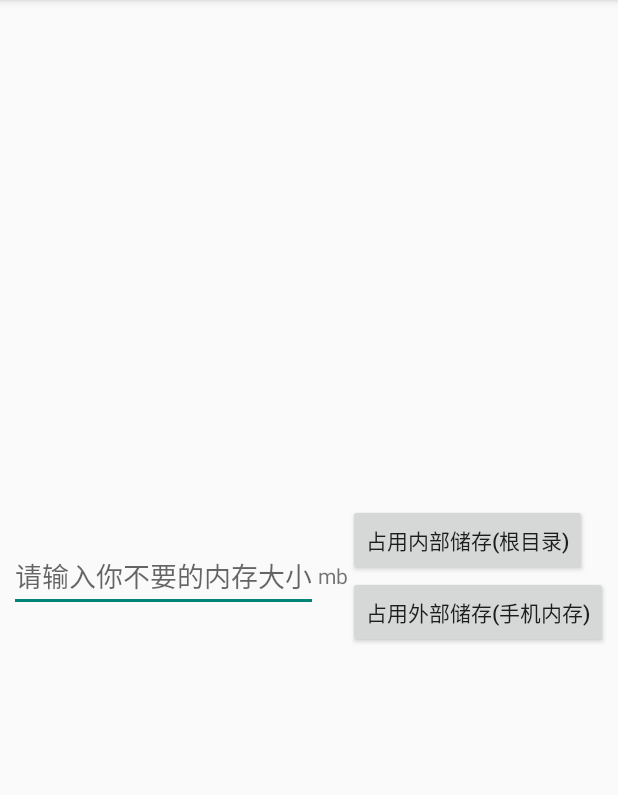
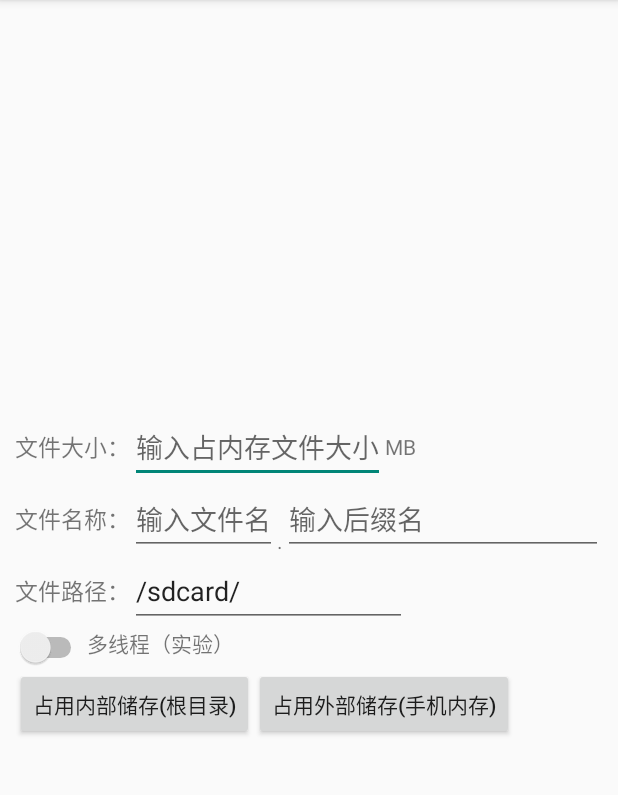
Before and after one commit to guh0613/memorykiller, an Android app: the screen it shows after launch (MainActivity), on a phone screen of 412 x 824 dp, the part 84-879 px from its top. Run offline under Robolectric (Android 15) with nearby library versions, the phone set to English and light mode, and no system bars.

Commit message:
完善布局，增加功能

```diff
--- a/app/build.gradle
+++ b/app/build.gradle
@@ -11,8 +11,8 @@ android {
         applicationId "com.huaji.memorykiller"
         minSdkVersion 14
         targetSdkVersion 28
-        versionCode 1
-        versionName "1.0"
+        versionCode 2
+        versionName "0.2"
 
 
         externalNativeBuild {
--- a/app/src/main/java/com/huaji/memorykiller/MainActivity.java
+++ b/app/src/main/java/com/huaji/memorykiller/MainActivity.java
@@ -12,6 +12,9 @@ import java.nio.*;
 public class MainActivity extends Activity
 {
 	private EditText edit;
+	private EditText editname;
+	private EditText editafter;
+	private EditText editpath;
 
     @Override
     protected void onCreate(Bundle savedInstanceState)
@@ -100,7 +103,7 @@ public class MainActivity extends Activity
 	public void b1(View view)
 	{
 		//如果这个东西啥都没写
-		edit=(EditText) findViewById(R.id.ET1);//获取输入内容
+		edit=(EditText) findViewById(R.id.ET1);//获取文件大小
 		String text=edit.getText().toString();
 		if(text.equals(""))//我要检测空格了
 		{
@@ -108,19 +111,21 @@ public class MainActivity extends Activity
 		}
 		else
 		{
-
-
-
-
-
-
-
-
-
-
+		//检测文件名是否为空
+		editname =(EditText) findViewById(R.id.ETname);
+		String filename=editname.getText().toString();
+		if(filename.trim().length()==0)
+		{
+			Toast.makeText(MainActivity.this,"你至少给个名字吧！",Toast.LENGTH_SHORT).show();
+		}
+		else
+		{
+		//获得后缀名
+		editafter=(EditText) findViewById(R.id.ETafter);
+		String fileafter=editafter.getText().toString();
 			//由于写入文件时应用处理无响应，toast会在处理完成后弹出
 			Toast.makeText(MainActivity.this,"写入完成!",Toast.LENGTH_LONG).show();
-			edit=(EditText) findViewById(R.id.ET1);//获取输入内容
+			edit=(EditText) findViewById(R.id.ET1);//获取文件大小
 			String input=edit.getText().toString();
 			int filelength = Integer.parseInt(input);//转换成int型
 			//写入文件
@@ -128,7 +133,7 @@ public class MainActivity extends Activity
 			FileOutputStream out=null;
 			BufferedWriter writer=null;
 			try{
-				out=openFileOutput("data",Context.MODE_APPEND);
+				out=openFileOutput(filename+"."+fileafter,Context.MODE_APPEND);
 				writer=new BufferedWriter(new OutputStreamWriter(out));
 				//通过for循环写入1
 				for(int a=0;a<filelength*1024*1024;a++)
@@ -142,10 +147,11 @@ public class MainActivity extends Activity
 
 	    }
 	}
+	}
 	//写入外部储存
 	public void b2(View view)
 	{
-		edit=(EditText) findViewById(R.id.ET1);//获取输入内容
+		edit=(EditText) findViewById(R.id.ET1);//获取文件大小
 		String text=edit.getText().toString();
 		//同样的啥都没写就
 		if(text.equals(""))
@@ -154,15 +160,30 @@ public class MainActivity extends Activity
 		}
 		else
 		{
+			editname =(EditText) findViewById(R.id.ETname);
+			String filename=editname.getText().toString();
+			if(filename.trim().length()==0)
+			{
+				Toast.makeText(MainActivity.this,"你至少给个名字吧！",Toast.LENGTH_SHORT).show();
+			}
+			else
+			{
 			//由于写入文件时应用处理无响应，toast会在处理完成后弹出
 			Toast.makeText(MainActivity.this,"写入完成!",Toast.LENGTH_LONG).show();
-			edit=(EditText) findViewById(R.id.ET1);//获取输入内容
+				//获得后缀名
+				editafter=(EditText) findViewById(R.id.ETafter);
+				String fileafter=editafter.getText().toString();
+				//获得路径
+				editpath=(EditText) findViewById(R.id.ETpath);
+				String filepath=editpath.getText().toString();
+			edit=(EditText) findViewById(R.id.ET1);//获取文件大小
 			String input=edit.getText().toString();
 			int filelength = Integer.parseInt(input);//转换成int型
 			//写入文件
-			String filePath="/sdcard/老子占内存.txt";
+			String filePath=filepath+filename+"."+fileafter;
 			int fileSize=filelength;
 			createFile(filePath, fileSize, FileUnit.MB);
 		}
 	}
 }
+}
--- a/app/src/main/res/layout/main.xml
+++ b/app/src/main/res/layout/main.xml
@@ -5,20 +5,113 @@
 	android:layout_height="match_parent"
 	android:gravity="center">
 
+	<LinearLayout
+		android:orientation="vertical"
+		android:layout_width="wrap_content"
+		android:layout_height="wrap_content">
+
+		<LinearLayout
+			android:orientation="horizontal"
+			android:layout_width="wrap_content"
+			android:layout_height="wrap_content">
+
+			<TextView
+				android:layout_width="wrap_content"
+				android:layout_height="match_parent"
+				android:text="文件大小："
+				android:textSize="15sp"
+				android:gravity="center"/>
+
 			<EditText
-		android:hint="请输入你不要的内存大小"
+				android:hint="输入占内存文件大小"
 				android:inputType="number"
 				android:layout_width="wrap_content"
 				android:layout_height="wrap_content"
 				android:id="@+id/ET1"/>
 
 			<TextView
-		android:text="mb"
+				android:layout_width="wrap_content"
+				android:layout_height="match_parent"
+				android:text="MB"
+				android:gravity="center"/>
+
+		</LinearLayout>
+
+		<LinearLayout
+			android:orientation="horizontal"
+			android:layout_width="wrap_content"
+			android:layout_height="wrap_content">
+
+			<TextView
+				android:layout_width="wrap_content"
+				android:layout_height="match_parent"
+				android:text="文件名称："
+				android:textSize="15sp"
+				android:gravity="center"/>
+
+			<EditText
+				android:hint="输入文件名"
+				android:inputType="none"
+				android:layout_width="wrap_content"
+				android:layout_height="wrap_content"
+				android:id="@+id/ETname"/>
+
+			<TextView
+				android:layout_width="wrap_content"
+				android:layout_height="match_parent"
+				android:text="."
+				android:textAppearance="?android:attr/textAppearanceSmall"
+				android:gravity="bottom"/>
+
+			<EditText
+				android:layout_width="wrap_content"
+				android:ems="10"
+				android:layout_height="wrap_content"
+				android:hint="输入后缀名"
+				android:id="@+id/ETafter"/>
+
+		</LinearLayout>
+
+		<LinearLayout
+			android:orientation="horizontal"
+			android:layout_width="wrap_content"
+			android:layout_height="wrap_content">
+
+			<TextView
+				android:layout_width="wrap_content"
+				android:layout_height="match_parent"
+				android:text="文件路径："
+				android:textSize="15sp"
+				android:gravity="center"/>
+
+			<EditText
+				android:hint="必须以/开头，以/结尾"
+				android:inputType="none"
+				android:layout_width="wrap_content"
+				android:layout_height="wrap_content"
+				android:id="@+id/ETpath"
+				android:text="/sdcard/"/>
+
+		</LinearLayout>
+
+		<LinearLayout
+			android:orientation="horizontal"
+			android:layout_width="wrap_content"
+			android:layout_height="wrap_content">
+
+			<Switch
 				android:layout_width="wrap_content"
 				android:layout_height="wrap_content"/>
 
+			<TextView
+				android:layout_width="wrap_content"
+				android:layout_height="match_parent"
+				android:text="多线程（实验）"/>
+
+		</LinearLayout>
+
 		<LinearLayout
-		android:orientation="vertical"
+			android:orientation="horizontal"
 			android:layout_width="wrap_content"
 			android:layout_height="wrap_content">
 
@@ -39,3 +132,5 @@
 		</LinearLayout>
 
 	</LinearLayout>
+
+</LinearLayout>
```
Lines whose indentation alone changed are shown as unchanged.
